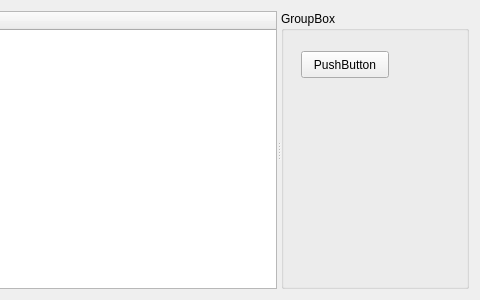
This is tab_page.ui in cogranpm/qttabsample as Qt 5 draws it before an edit; both pictures show x 216 to 696 and y 0 to 300 of the 696 by 300 pixel window. The edited form follows.
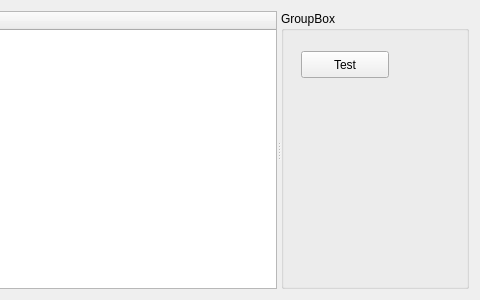
This is the edited form.

```diff
--- a/tab_page.ui
+++ b/tab_page.ui
@@ -40,7 +40,7 @@
         </rect>
        </property>
        <property name="text">
-        <string>PushButton</string>
+        <string>Test</string>
        </property>
       </widget>
      </widget>
```
Left out of the diff: 2 changed lines with no effect on the pictures.
